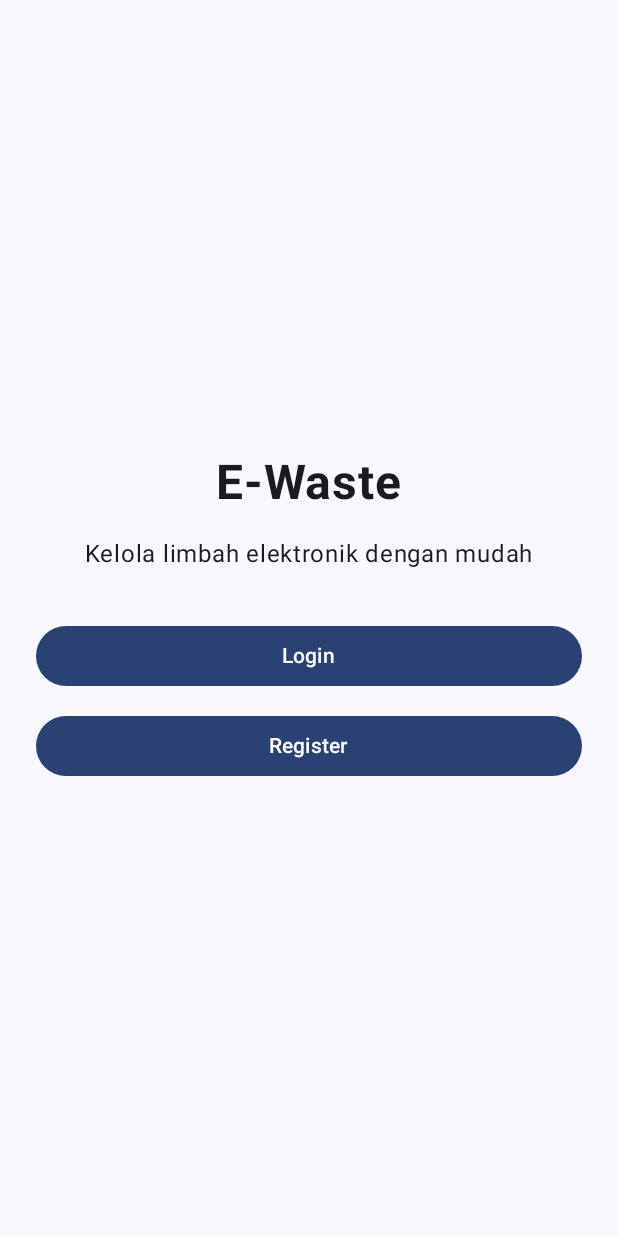
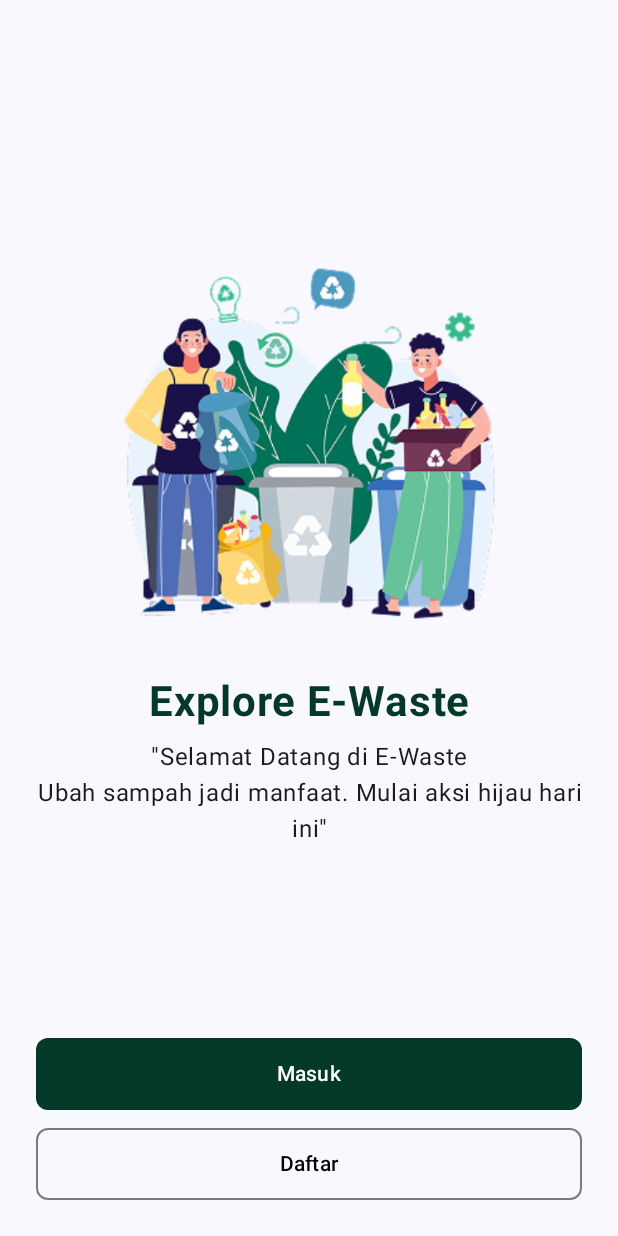
Before and after one commit to dicco27/E-Waste, an Android app built with Jetpack Compose: the screen it shows after launch (MainActivity), on a phone screen of 412 x 824 dp. Run offline under Robolectric (Android 15) with nearby library versions, the phone set to English and light mode, and no system bars.

Commit message:
Memperbarui UI Halaman Awal

```diff
--- a/app/src/main/java/com/example/ewaste/ui/theme/HomeScreen.kt
+++ b/app/src/main/java/com/example/ewaste/ui/theme/HomeScreen.kt
@@ -1,13 +1,19 @@
 package com.example.ewaste.ui.theme
 
+import androidx.compose.foundation.Image
 import androidx.compose.foundation.layout.*
+import androidx.compose.foundation.shape.RoundedCornerShape
 import androidx.compose.material3.*
 import androidx.compose.runtime.Composable
 import androidx.compose.ui.Alignment
 import androidx.compose.ui.Modifier
+import androidx.compose.ui.graphics.Color
+import androidx.compose.ui.res.painterResource
+import androidx.compose.ui.text.font.FontWeight
+import androidx.compose.ui.text.style.TextAlign
 import androidx.compose.ui.unit.dp
 import androidx.compose.ui.unit.sp
-import androidx.compose.ui.text.font.FontWeight
+import com.example.ewaste.R
 
 @Composable
 fun HomeScreen(
@@ -18,19 +24,65 @@ fun HomeScreen(
         modifier = Modifier
             .fillMaxSize()
             .padding(24.dp),
-        verticalArrangement = Arrangement.Center,
         horizontalAlignment = Alignment.CenterHorizontally
     ) {
-        Text("E-Waste", fontSize = 32.sp, fontWeight = FontWeight.Bold)
-        Spacer(modifier = Modifier.height(16.dp))
-        Text("Kelola limbah elektronik dengan mudah", fontSize = 16.sp)
-        Spacer(modifier = Modifier.height(32.dp))
-        Button(onClick = onLoginClick, modifier = Modifier.fillMaxWidth()) {
-            Text("Login")
+        // Bagian atas
+        Column(
+            modifier = Modifier.weight(1f), // Bagian atas ambil space fleksibel
+            horizontalAlignment = Alignment.CenterHorizontally,
+            verticalArrangement = Arrangement.Center
+        ) {
+            Image(
+                painter = painterResource(id = R.drawable.icon_sampah),
+                contentDescription = "Ilustrasi E-Waste",
+                modifier = Modifier
+                    .height(300.dp)
+                    .fillMaxWidth()
+                    .padding(bottom = 24.dp)
+            )
+
+            Text(
+                text = "Explore E-Waste",
+                fontSize = 28.sp,
+                fontWeight = FontWeight.Bold,
+                color = Color(0xFF043927),
+                textAlign = TextAlign.Center
+            )
+
+            Spacer(modifier = Modifier.height(8.dp))
+
+            Text(
+                text = "\"Selamat Datang di E-Waste\nUbah sampah jadi manfaat. Mulai aksi hijau hari ini\"",
+                fontSize = 16.sp,
+                textAlign = TextAlign.Center
+            )
         }
-        Spacer(modifier = Modifier.height(12.dp))
-        Button(onClick = onRegisterClick, modifier = Modifier.fillMaxWidth()) {
-            Text("Register")
+
+        // Bagian bawah tombol
+        Column {
+            Button(
+                onClick = onLoginClick,
+                modifier = Modifier
+                    .fillMaxWidth()
+                    .height(48.dp),
+                colors = ButtonDefaults.buttonColors(containerColor = Color(0xFF043927)),
+                shape = RoundedCornerShape(8.dp)
+            ) {
+                Text("Masuk")
+            }
+
+            Spacer(modifier = Modifier.height(12.dp))
+
+            OutlinedButton(
+                onClick = onRegisterClick,
+                modifier = Modifier
+                    .fillMaxWidth()
+                    .height(48.dp),
+                shape = RoundedCornerShape(8.dp),
+                colors = ButtonDefaults.outlinedButtonColors(contentColor = Color.Black)
+            ) {
+                Text("Daftar")
+            }
         }
     }
 }
```
Also changed, not shown: app/src/main/res/drawable/icon_sampah.png (added).
